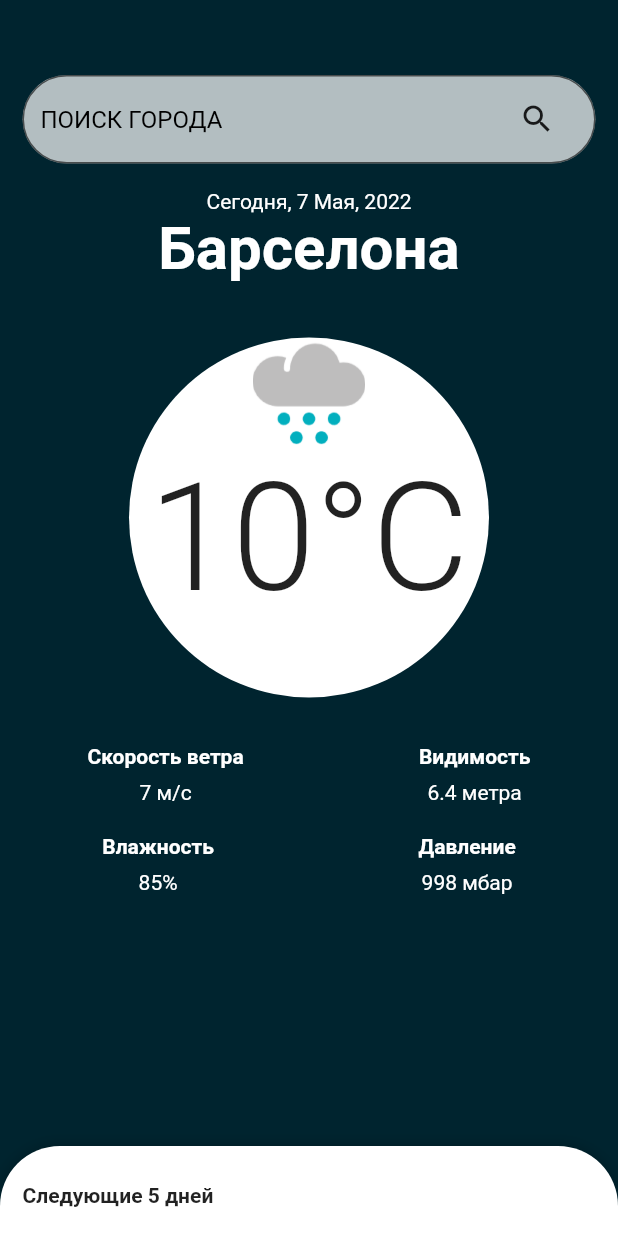
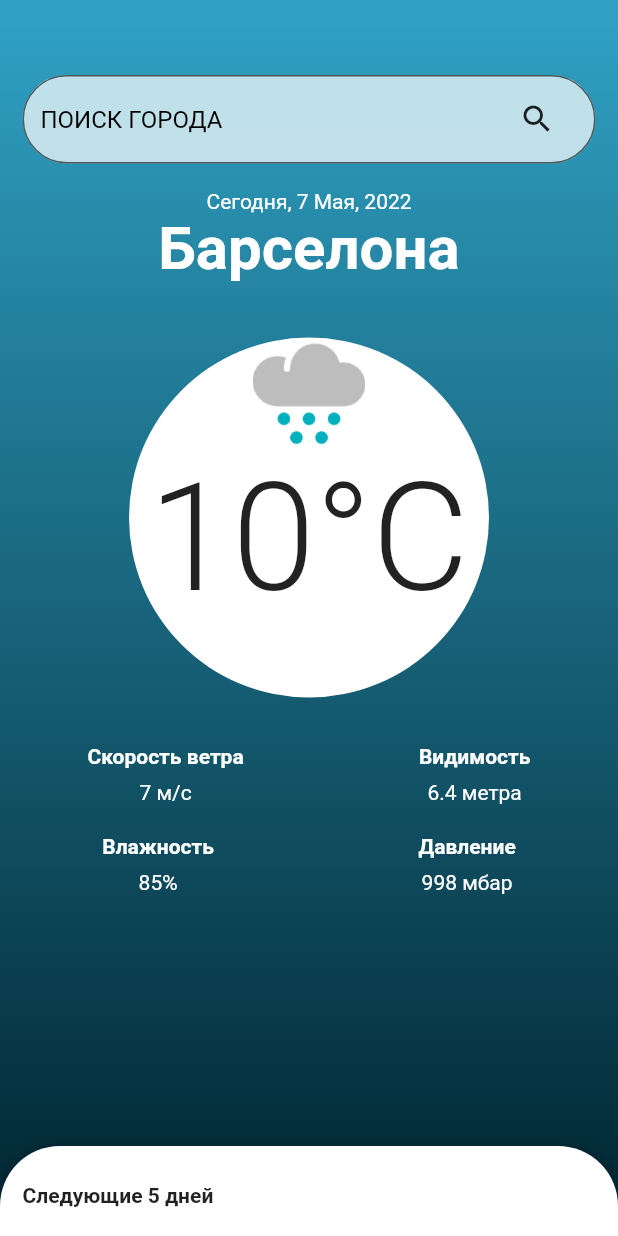
Before and after one commit to contestormi/weather, a Flutter app: the screen it shows after launch, on a phone screen of 412 x 824 dp. Run offline on Flutter 3.47's test engine with Material 2 defaults, Android fonts, the phone set to English and light mode, and no system bars; drawn by our look-alikes of sliding_up_panel; our stand-ins replace geolocator.

Commit message:
Refactored app theme and fixed gradient

```diff
--- a/lib/app_theme/app_theme.dart
+++ b/lib/app_theme/app_theme.dart
@@ -1,15 +1,6 @@
 import 'package:flutter/material.dart';
 
-class AppTheme {
-  // static const colors = [
-  //   Color.fromRGBO(48, 162, 197, 1),
-  //   Color.fromRGBO(255, 255, 255, 0),
-  // ];
-  static const List<Color> linearGradientColors = [
-    Color.fromRGBO(48, 162, 197, 1),
-    Color.fromRGBO(255, 255, 255, 0),
-    Color.fromRGBO(0, 36, 47, 1),
-  ];
-
-  AppTheme._();
+abstract class AppColors {
+  static Color blue = const Color(0xff30A2C5);
+  static Color black = const Color(0xff00242F);
 }
--- a/lib/ui/main_screen.dart
+++ b/lib/ui/main_screen.dart
@@ -21,12 +21,15 @@ class MainScreen extends StatelessWidget {
         panel: const PanelWidget(),
         body: Container(
           padding: const EdgeInsets.only(top: 25),
-          decoration: const BoxDecoration(
+          decoration: BoxDecoration(
             gradient: LinearGradient(
-                colors: AppTheme.linearGradientColors,
-                begin: Alignment.topCenter,
-                end: Alignment.topCenter,
-                stops: [0.5, 0.1, 0.4]),
+              colors: [
+                AppColors.blue,
+                AppColors.black,
+              ],
+              begin: Alignment.topCenter,
+              end: Alignment.bottomCenter,
+            ),
           ),
           child: Column(
             children: [
```
